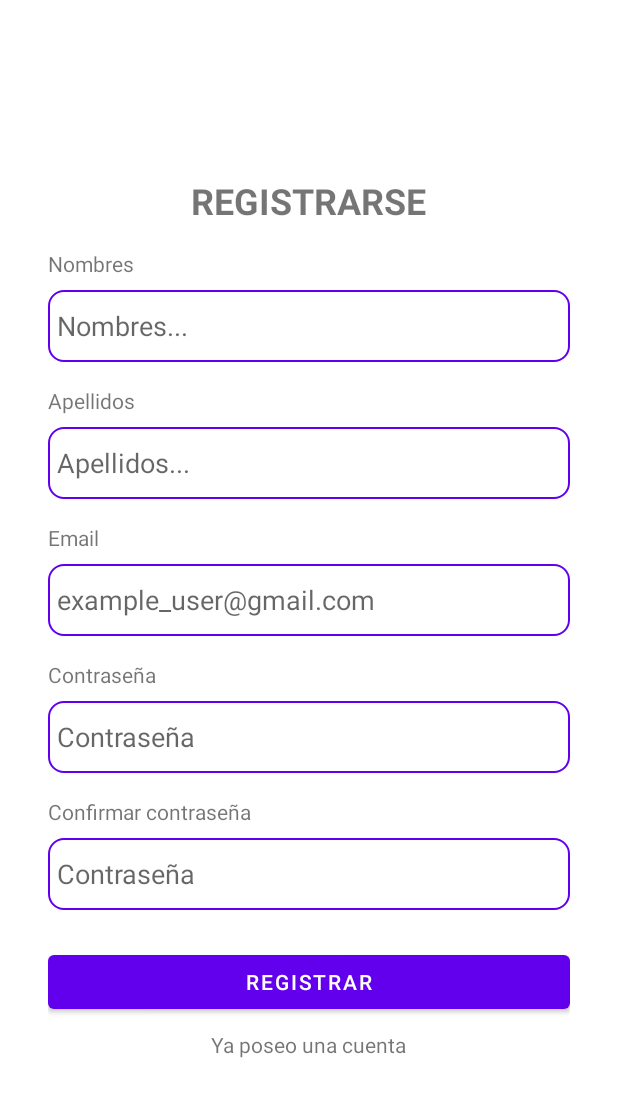
After one commit to marcosherna/wallet_android, an Android app: the RegisterFragment screen opened through its navigation route, on a phone screen of 412 x 824 dp. The commit adds this screen. Shown: the top 1097 px of the screen. Run offline under Robolectric (Android 15) with nearby library versions, the light colour scheme and no system bars; our stand-ins replace RxJava, navigation-ui.

Commit message:
implementacion del registro

```diff
--- a/app/src/main/java/com/example/wallet/MainActivity.java
+++ b/app/src/main/java/com/example/wallet/MainActivity.java
@@ -43,7 +43,10 @@ public class MainActivity extends AppCompatActivity {
         NavigationUI.setupWithNavController(binding.navView, navController);
 
         navController.addOnDestinationChangedListener((controller, destination, arguments) -> {
-            if (destination.getId() == R.id.navigation_login) {
+
+            if (destination.getId() == R.id.navigation_login ||
+                    destination.getId() == R.id.navigation_register) {
+
                 navView.setVisibility(View.GONE);
                 getSupportActionBar().hide();
             } else {
--- a/app/src/main/java/com/example/wallet/ui/views/login/LoginFragment.java
+++ b/app/src/main/java/com/example/wallet/ui/views/login/LoginFragment.java
@@ -94,6 +94,12 @@ public class LoginFragment extends Fragment {
                 this.navigateHome();
             }
         });
+
+        this.binding.txlCreateNewUser.setOnClickListener(__ -> this.handlerNavigateCreateUserClick());
+    }
+
+    private void handlerNavigateCreateUserClick(){
+        navController.navigate(R.id.navigation_to_register, null);
     }
 
     private void handlerSessionClick() {
@@ -126,4 +132,10 @@ public class LoginFragment extends Fragment {
         navController.navigate(R.id.navigation_home, null, navOptions);
     }
 
+    @Override
+    public void onDestroyView() {
+        super.onDestroyView();
+        this.binding = null;
+        this.disposable.clear();
+    }
 }
--- /dev/null
+++ b/app/src/main/java/com/example/wallet/ui/views/register/RegisterFragment.java
@@ -0,0 +1,115 @@
+package com.example.wallet.ui.views.register;
+
+import androidx.lifecycle.ViewModelProvider;
+
+import android.os.Bundle;
+
+import androidx.annotation.NonNull;
+import androidx.annotation.Nullable;
+import androidx.fragment.app.Fragment;
+import androidx.navigation.NavController;
+import androidx.navigation.NavOptions;
+import androidx.navigation.Navigation;
+
+import android.util.Log;
+import android.view.LayoutInflater;
+import android.view.View;
+import android.view.ViewGroup;
+import android.widget.Toast;
+
+import com.example.wallet.R;
+import com.example.wallet.databinding.FragmentRegisterBinding;
+import com.example.wallet.ui.adapters.LoadingDialogFragment;
+import com.example.wallet.ui.models.UserUI;
+
+import io.reactivex.rxjava3.android.schedulers.AndroidSchedulers;
+import io.reactivex.rxjava3.disposables.CompositeDisposable;
+import io.reactivex.rxjava3.schedulers.Schedulers;
+
+public class RegisterFragment extends Fragment {
+
+    RegisterViewModel registerViewModel;
+    FragmentRegisterBinding binding;
+    final CompositeDisposable disposable = new CompositeDisposable();
+    NavController navController;
+
+    @Override
+    public View onCreateView(@NonNull LayoutInflater inflater, @Nullable ViewGroup container,
+                             @Nullable Bundle savedInstanceState) {
+        this.registerViewModel = new ViewModelProvider(this).get(RegisterViewModel.class);
+        this.binding = FragmentRegisterBinding.inflate(inflater, container, false);
+        return this.binding.getRoot();
+    }
+
+    @Override
+    public void onViewCreated(@NonNull View view, @Nullable Bundle savedInstanceState) {
+        super.onViewCreated(view, savedInstanceState);
+
+        navController = Navigation.findNavController(view);
+        this.binding.txlLogin.setOnClickListener(__ -> {
+            navController.popBackStack();
+        });
+
+        this.binding.btnRegister.setOnClickListener(__ -> this.handlerRegisterClick());
+
+        this.registerViewModel.getIsCreated().observe(getViewLifecycleOwner(), isCreated -> {
+            if (isCreated){
+                this.navigateHome();
+            }
+        });
+    }
+    private void handlerRegisterClick(){
+        try {
+            UserUI user = this.getUser();
+            if(!user.isValid()){
+                Toast.makeText(getContext(), "Verifique", Toast.LENGTH_SHORT).show();
+            } else {
+                this.executeRegister(user);
+            }
+        } catch (Exception e){
+            Log.println(Log.ERROR, "registerError", "");
+        }
+    }
+
+    private void executeRegister(UserUI userUI){
+        LoadingDialogFragment loading = new LoadingDialogFragment();
+        loading.show(requireActivity().getSupportFragmentManager(), "loadingRegisterUser");
+
+        this.disposable.add(
+                this.registerViewModel.registerUser(userUI)
+                        .subscribeOn(Schedulers.io())
+                        .observeOn(AndroidSchedulers.mainThread())
+                        .subscribe(
+                                loading::dismiss,
+                                throwable -> {
+                                    loading.dismiss();
+                                    Toast.makeText(getContext(), "Error", Toast.LENGTH_SHORT).show();
+                                }
+                        )
+        );
+    }
+
+    private UserUI getUser(){
+        String name = this.binding.edtName.getText().toString();
+        String lastName = this.binding.edtLastName.getText().toString();
+        String email = this.binding.edtEmail.getText().toString();
+        String password = this.binding.edtPassword.getText().toString();
+        String confirmPassword = this.binding.edtConfirmPassword.getText().toString();
+        return new UserUI(name,lastName, email, password, confirmPassword);
+    }
+
+    private void navigateHome(){
+        NavOptions navOptions = new NavOptions.Builder()
+                .setPopUpTo(R.id.mobile_navigation, true)  // Cambia "mobile_navigation" por el ID de tu gráfico raíz
+                .build();
+
+        navController.navigate(R.id.navigation_home, null, navOptions);
+    }
+
+    @Override
+    public void onDestroyView() {
+        super.onDestroyView();
+        this.binding = null;
+        this.disposable.clear();
+    }
+}
--- /dev/null
+++ b/app/src/main/java/com/example/wallet/ui/views/register/RegisterViewModel.java
@@ -0,0 +1,31 @@
+package com.example.wallet.ui.views.register;
+
+import androidx.lifecycle.LiveData;
+import androidx.lifecycle.MutableLiveData;
+import androidx.lifecycle.ViewModel;
+
+import com.example.wallet.ui.models.UserUI;
+
+import io.reactivex.rxjava3.core.Completable;
+
+public class RegisterViewModel extends ViewModel {
+    final MutableLiveData<Boolean> isCreated;
+    public LiveData<Boolean> getIsCreated() { return this.isCreated; }
+    public RegisterViewModel(){
+        this.isCreated = new MutableLiveData<>(false);
+    }
+
+    public Completable registerUser(UserUI user){
+        return Completable.create(emitter -> {
+            try{
+                // TODO: implementar metodo
+                Thread.sleep(1000);
+                this.isCreated.postValue(true);
+                emitter.onComplete();
+            } catch (Exception e){
+                emitter.onError(e);
+            }
+
+        });
+    }
+}
--- /dev/null
+++ b/app/src/main/res/layout/fragment_register.xml
@@ -0,0 +1,133 @@
+<?xml version="1.0" encoding="utf-8"?>
+<LinearLayout xmlns:android="http://schemas.android.com/apk/res/android"
+    xmlns:tools="http://schemas.android.com/tools"
+    android:layout_width="match_parent"
+    android:layout_height="match_parent"
+    android:orientation="vertical"
+    android:layout_marginHorizontal="32dp"
+    android:gravity="center">
+
+    <TextView
+        android:id="@+id/textView"
+        android:layout_width="wrap_content"
+        android:layout_height="wrap_content"
+        android:text="REGISTRARSE"
+        android:textAllCaps="true"
+        android:textSize="24sp"
+        android:textStyle="bold"
+        android:layout_marginBottom="16dp"/>
+
+    <TextView
+        android:layout_width="match_parent"
+        android:layout_height="wrap_content"
+        android:text="Nombres"
+        android:textSize="14sp"
+        android:layout_marginBottom="8dp"  />
+
+    <EditText
+        android:id="@+id/edt_name"
+        android:layout_width="match_parent"
+        android:layout_height="wrap_content"
+        android:background="@drawable/rounded_edittext"
+        android:hint="Nombres..."
+        android:minHeight="48dp"
+        android:paddingHorizontal="6dp"
+        android:ems="10"
+        android:layout_marginBottom="16dp"
+        tools:ignore="TextFields" />
+
+    <TextView
+        android:layout_width="match_parent"
+        android:layout_height="wrap_content"
+        android:text="Apellidos"
+        android:textSize="14sp"
+        android:layout_marginBottom="8dp"  />
+
+    <EditText
+        android:id="@+id/edt_lastName"
+        android:layout_width="match_parent"
+        android:layout_height="wrap_content"
+        android:background="@drawable/rounded_edittext"
+        android:hint="Apellidos..."
+        android:minHeight="48dp"
+        android:paddingHorizontal="6dp"
+        android:ems="10"
+        android:layout_marginBottom="16dp"
+        tools:ignore="TextFields" />
+
+    <TextView
+        android:id="@+id/textView2"
+        android:layout_width="match_parent"
+        android:layout_height="wrap_content"
+        android:text="Email"
+        android:textSize="14sp"
+        android:layout_marginBottom="8dp"  />
+
+    <EditText
+        android:id="@+id/edt_email"
+        android:layout_width="match_parent"
+        android:layout_height="wrap_content"
+        android:autofillHints="emailAddress"
+        android:background="@drawable/rounded_edittext"
+        android:hint="example_user@gmail.com"
+        android:inputType="textEmailAddress"
+        android:minHeight="48dp"
+        android:paddingHorizontal="6dp"
+        android:ems="10"
+        android:layout_marginBottom="16dp"
+        tools:ignore="TextFields" />
+
+    <TextView
+        android:layout_width="match_parent"
+        android:layout_height="wrap_content"
+        android:text="Contraseña"
+        android:textSize="14sp"
+        android:layout_marginBottom="8dp"  />
+
+    <EditText
+        android:id="@+id/edt_password"
+        android:layout_width="match_parent"
+        android:layout_height="wrap_content"
+        android:autofillHints="password"
+        android:background="@drawable/rounded_edittext"
+        android:hint="Contraseña"
+        android:minHeight="48dp"
+        android:ems="10"
+        android:inputType="textPassword"
+        android:paddingHorizontal="6dp"
+        android:layout_marginBottom="16dp"/>
+
+    <TextView
+        android:layout_width="match_parent"
+        android:layout_height="wrap_content"
+        android:text="Confirmar contraseña"
+        android:textSize="14sp"
+        android:layout_marginBottom="8dp"  />
+
+    <EditText
+        android:id="@+id/edt_confirm_password"
+        android:layout_width="match_parent"
+        android:layout_height="wrap_content"
+        android:autofillHints="password"
+        android:background="@drawable/rounded_edittext"
+        android:hint="Contraseña"
+        android:minHeight="48dp"
+        android:ems="10"
+        android:inputType="textPassword"
+        android:paddingHorizontal="6dp"
+        android:layout_marginBottom="24dp"/>
+
+    <Button
+        android:id="@+id/btn_register"
+        android:layout_width="match_parent"
+        android:layout_height="wrap_content"
+        android:text="Registrar" />
+
+    <TextView
+        android:id="@+id/txl_login"
+        android:layout_width="wrap_content"
+        android:layout_height="wrap_content"
+        android:text="Ya poseo una cuenta"
+        android:layout_marginTop="8dp"/>
+
+</LinearLayout>
--- a/app/src/main/res/navigation/mobile_navigation.xml
+++ b/app/src/main/res/navigation/mobile_navigation.xml
@@ -8,7 +8,17 @@
     <fragment
         android:id="@+id/navigation_login"
         android:name="com.example.wallet.ui.views.login.LoginFragment"
-        tools:layout="@layout/fragment_login" />
+        tools:layout="@layout/fragment_login" >
+
+        <action android:id="@+id/navigation_to_register"
+            app:destination="@+id/navigation_register"/>
+
+    </fragment>
+
+    <fragment
+        android:id="@+id/navigation_register"
+        android:name="com.example.wallet.ui.views.register.RegisterFragment"
+        tools:layout="@layout/fragment_register" />
 
     <fragment
         android:id="@+id/navigation_home"
@@ -22,8 +32,8 @@
         android:label="@string/txt_manage"
         tools:layout="@layout/fragment_manage" >
 
-        <action android:id="@+id/navigation_manage_to_navigation_add_account"
-            app:destination="@+id/navigation_add_account_movement" />
+<!--        <action android:id="@+id/navigation_manage_to_navigation_add_account"-->
+<!--            app:destination="@+id/navigation_add_account_movement" />-->
 
     </fragment>
 
```
Also changed, not shown: app/src/main/java/com/example/wallet/ui/models/UserUI.java (+22 -1 lines).
